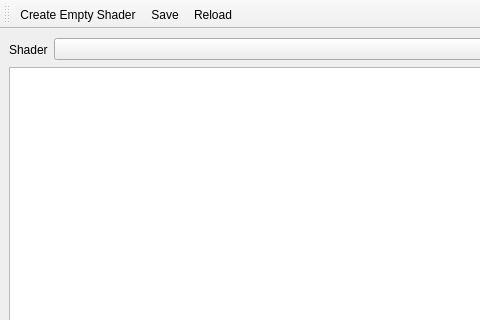
First picture: the form in plugins/osgearth/ShaderEditorDialog.ui, repository aroth-fastprotect/sgi, before the edit; both pictures show x 0 to 480 and y 0 to 320 of the 685 by 487 pixel window.
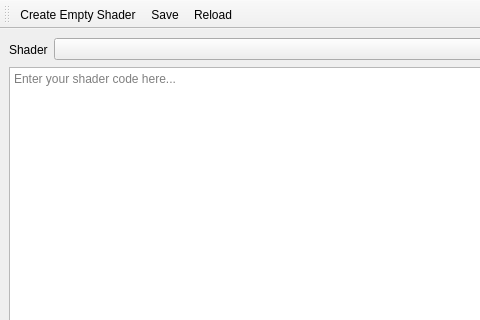
Second picture: the form after the edit. Icons and pictures are not drawn.

Commit message: disable richt text inserts

Diff of the .ui file:
```diff
--- a/plugins/osgearth/ShaderEditorDialog.ui
+++ b/plugins/osgearth/ShaderEditorDialog.ui
@@ -91,6 +91,15 @@
           <property name="lineWrapMode">
            <enum>QTextEdit::NoWrap</enum>
           </property>
+          <property name="tabStopWidth">
+           <number>40</number>
+          </property>
+          <property name="acceptRichText">
+           <bool>false</bool>
+          </property>
+          <property name="placeholderText">
+           <string>Enter your shader code here...</string>
+          </property>
          </widget>
         </item>
        </layout>
```
